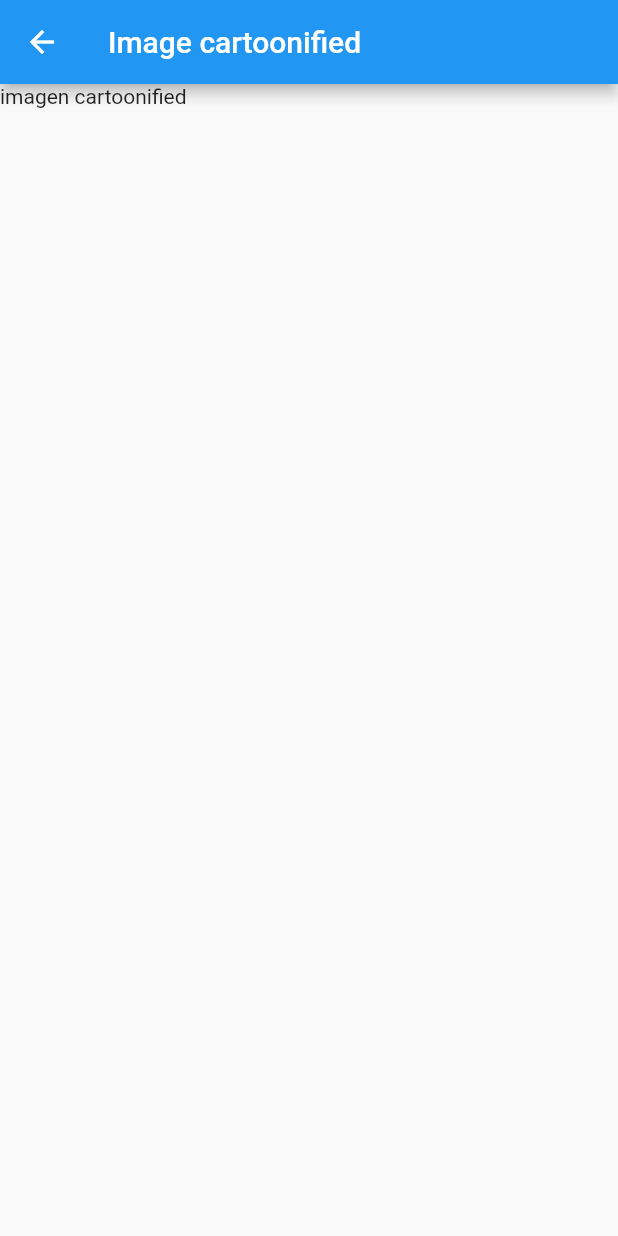
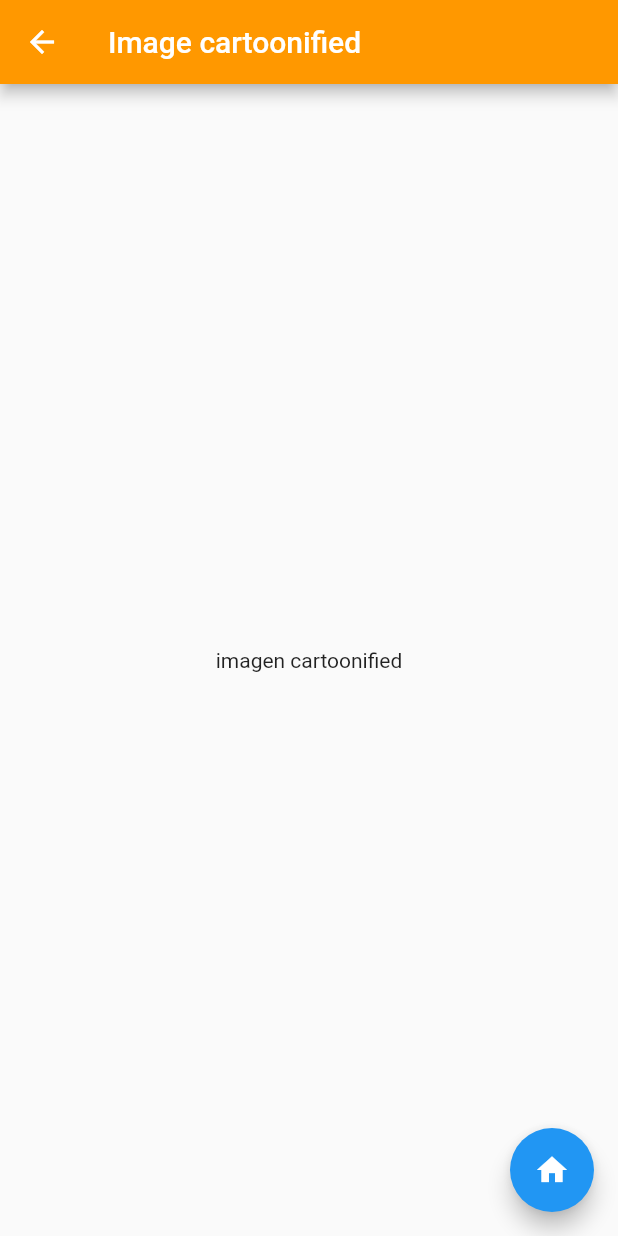
Before and after one commit to ivlop/cartoonify, a Flutter app: the TransformedImageScreen screen opened directly, on a phone screen of 412 x 824 dp. Run offline on Flutter 3.47's test engine with Material 2 defaults, Android fonts, the phone set to English and light mode, and no system bars; our stand-ins replace camera, image_picker.

Commit message:
retoque de colores de las appbar, cambio del boton de eliminar para arriba y borrado de la foto al cambiar a la pantalla de transformed 	modified:   cartoonify/lib/pages/transformedImageScreen.dart 	modified:   cartoonify/lib/pagesPicker/home.dart

```diff
--- a/cartoonify/lib/pages/transformedImageScreen.dart
+++ b/cartoonify/lib/pages/transformedImageScreen.dart
@@ -5,16 +5,19 @@ class TransformedImageScreen extends StatelessWidget{
   Widget build(BuildContext context) {
     return new Scaffold(
       appBar: new AppBar(
+        backgroundColor: Colors.orange,
         title: new Text("Image cartoonified"),
       ),
-      body: new Text("imagen cartoonified",
-        textAlign: TextAlign.center,
+      body: new Center(
+          child: new Text("imagen cartoonified",
+            textAlign: TextAlign.center,
+        ),
       ),
-     /* floatingActionButton: FloatingActionButton(
+      floatingActionButton: FloatingActionButton(
           child: Icon(Icons.home),
           //onPressed: () => Navigator.popUntil(context, ModalRoute.withName(Navigator.defaultRouteName))
           onPressed: () => Navigator.pop(context),
-      ),*/
+      ),
     );
   }
 
```
Also changed, not shown: cartoonify/lib/pagesPicker/home.dart (+15 -14 lines).
